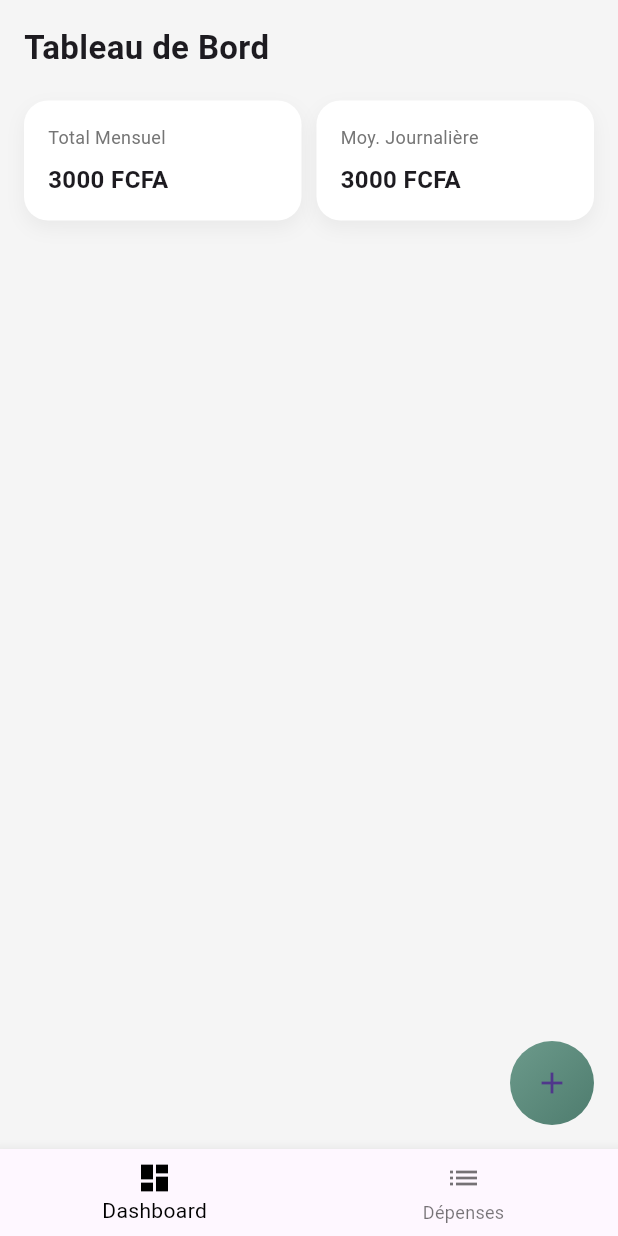
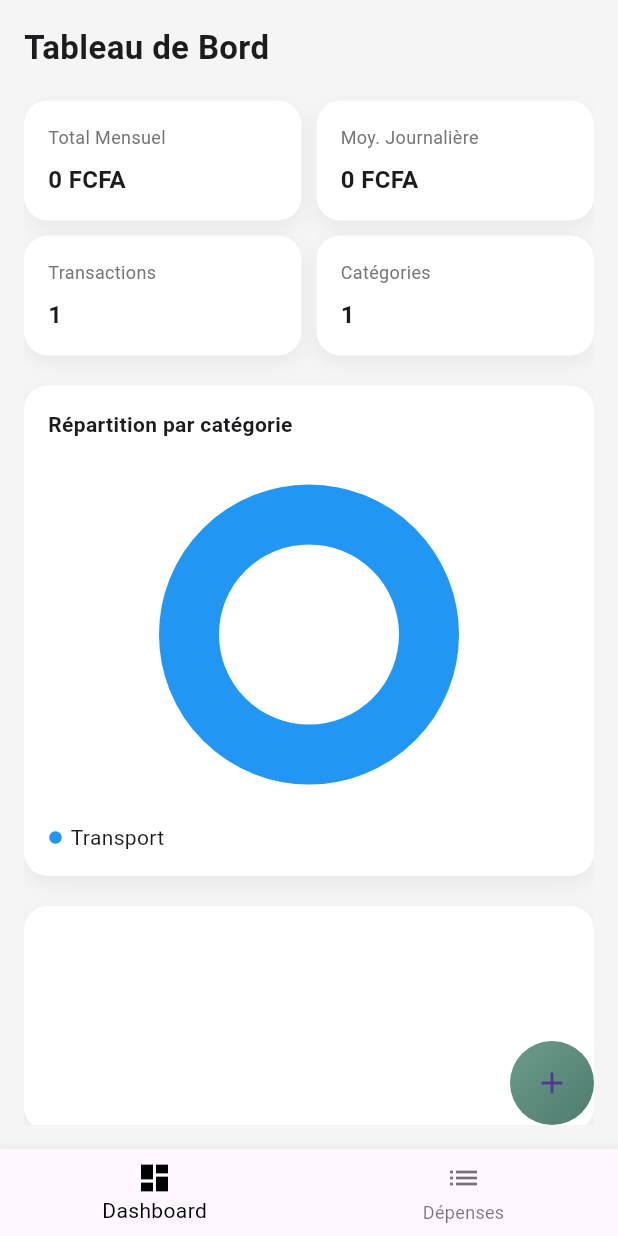
Before and after one commit to Elvira1101/Smart_expense, a Flutter app: the DashboardPage screen opened by its route, on a phone screen of 412 x 824 dp. Run offline on Flutter 3.47's test engine with Material 3 defaults, Android fonts, the phone set to English and light mode, and no system bars; drawn by our look-alikes of fl_chart.

Commit message:
Add many category

```diff
--- a/lib/Screen/DashboardPage.dart
+++ b/lib/Screen/DashboardPage.dart
@@ -11,8 +11,8 @@ class DashboardPage extends StatefulWidget {
 
 class _DashboardPageState extends State<DashboardPage> {
 
-  double totalMensuel = 3000;
-  double moyenneJournaliere = 3000;
+  double totalMensuel = 0;
+  double moyenneJournaliere = 0;
   int transactions = 1;
   int categories = 1;
 
@@ -223,8 +223,19 @@ class _DashboardPageState extends State<DashboardPage> {
                                   transactions++;
 
                                   repartition[_selectedCategory!] =
-                                      (repartition[_selectedCategory!] ?? 0) +
-                                          amount;
+                                      (repartition[_selectedCategory!] ?? 0) + amount;
+
+                                  categories = repartition.length;
+
+                                  final now = DateTime.now();
+                                  final firstDay =
+                                  DateTime(now.year, now.month, 1);
+
+                                  int daysPassed =
+                                      now.difference(firstDay).inDays + 1;
+
+                                  moyenneJournaliere =
+                                      totalMensuel / daysPassed;
                                 });
 
                                 Navigator.pop(context);
@@ -279,7 +290,6 @@ class _DashboardPageState extends State<DashboardPage> {
       ),
 
       bottomNavigationBar: const CustomBottomNavBar(currentIndex: 0),
-
       body: SafeArea(
         child: Padding(
           padding: const EdgeInsets.all(16),
@@ -292,16 +302,94 @@ class _DashboardPageState extends State<DashboardPage> {
                   fontWeight: FontWeight.bold,
                 ),
               ),
+
               const SizedBox(height: 20),
 
+              /// PREMIÈRE LIGNE
               Row(
                 children: [
-                  _buildStatCard("Total Mensuel",
+                  _buildStatCard(
+                      "Total Mensuel",
                       "${totalMensuel.toInt()} FCFA"),
                   const SizedBox(width: 10),
-                  _buildStatCard("Moy. Journalière",
+                  _buildStatCard(
+                      "Moy. Journalière",
                       "${moyenneJournaliere.toInt()} FCFA"),
                 ],
+              ),
+
+              const SizedBox(height: 10),
+
+              /// DEUXIÈME LIGNE
+              Row(
+                children: [
+                  _buildStatCard(
+                      "Transactions",
+                      transactions.toString()),
+                  const SizedBox(width: 10),
+                  _buildStatCard(
+                      "Catégories",
+                      repartition.length.toString()),
+                ],
+              ),
+
+              const SizedBox(height: 20),
+
+              /// GRAPHIQUE
+              Container(
+                padding: const EdgeInsets.all(16),
+                decoration: _boxDecoration(),
+                child: Column(
+                  crossAxisAlignment: CrossAxisAlignment.start,
+                  children: [
+                    const Text(
+                      "Répartition par catégorie",
+                      style: TextStyle(
+                          fontWeight: FontWeight.w600),
+                    ),
+                    const SizedBox(height: 20),
+
+                    SizedBox(
+                      height: 220,
+                      child: PieChart(
+                        PieChartData(
+                          sections: _buildPieSections(),
+                          centerSpaceRadius: 60,
+                          sectionsSpace: 3,
+                          borderData:
+                          FlBorderData(show: false),
+                        ),
+                      ),
+                    ),
+
+                    const SizedBox(height: 15),
+
+                    /// LÉGENDE DYNAMIQUE
+                    Wrap(
+                      spacing: 10,
+                      runSpacing: 6,
+                      children: repartition.entries.map((entry) {
+                        return Row(
+                          mainAxisSize: MainAxisSize.min,
+                          children: [
+                            const Icon(Icons.circle,
+                                size: 10, color: Colors.blue),
+                            const SizedBox(width: 5),
+                            Text(entry.key),
+                          ],
+                        );
+                      }).toList(),
+                    ),
+                  ],
+                ),
+              ),
+
+              const SizedBox(height: 20),
+
+              /// BLOC BAS
+              Container(
+                height: 150,
+                decoration: _boxDecoration(),
               ),
             ],
           ),
```
